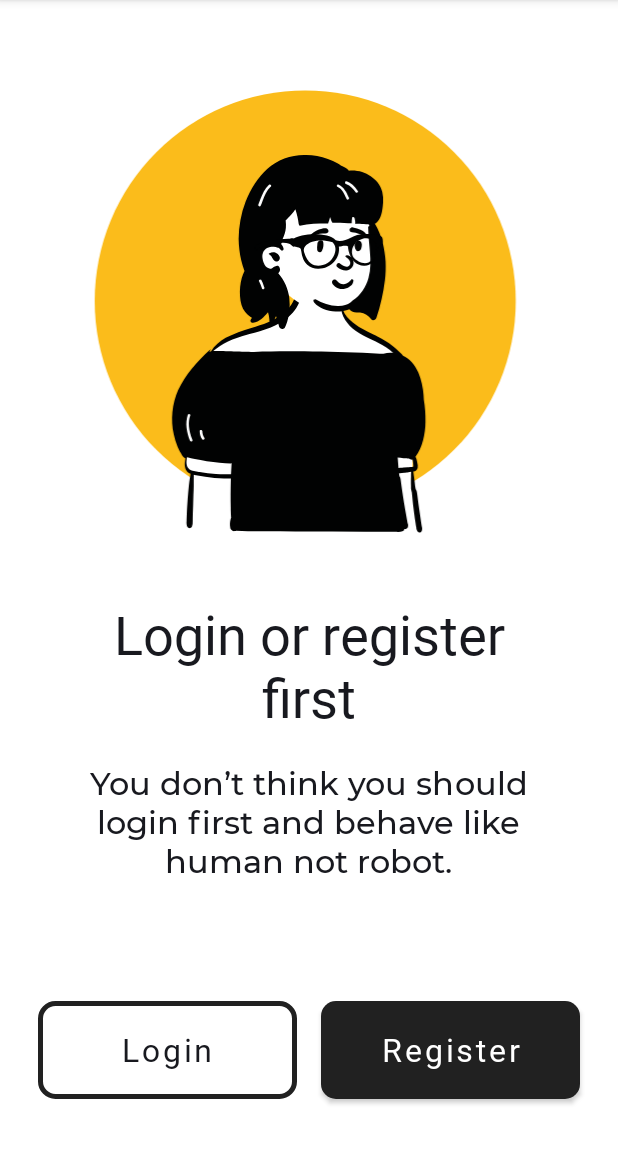
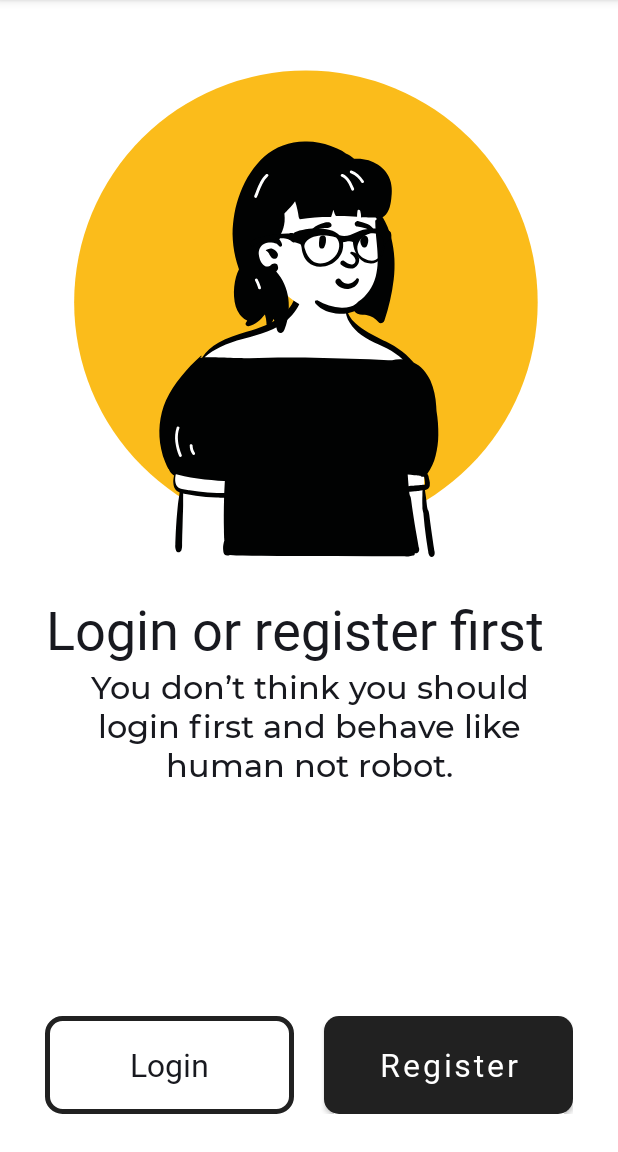
Before and after one commit to gpiechnik2/popita, an Android app: the screen it shows after launch (MainActivity), on a phone screen of 412 x 824 dp, the part 84-1236 px from its top. Run offline under Robolectric (Android 15) with nearby library versions, the phone set to English and light mode, and no system bars.

Commit message:
Refactorec ActivityMain

```diff
--- /dev/null
+++ b/PopitaApp/app/src/main/res/drawable/background_buttons.xml
@@ -0,0 +1,17 @@
+<?xml version="1.0" encoding="utf-8"?>
+<layer-list xmlns:android="http://schemas.android.com/apk/res/android">
+    <!-- Bottom 2dp Shadow -->
+    <item>
+        <shape android:shape="rectangle">
+            <solid android:color="@color/black" />
+            <corners android:radius="7dp" />
+        </shape>
+    </item>
+    <!-- Green Top color -->
+    <item android:left="1px">
+        <shape android:shape="rectangle">
+            <solid android:color="@color/black" />
+            <corners android:radius="7dp" />
+        </shape>
+    </item>
+</layer-list>
--- a/PopitaApp/app/src/main/res/drawable/button_background_white.xml
+++ b/PopitaApp/app/src/main/res/drawable/button_background_white.xml
@@ -1,6 +1,6 @@
 <?xml version="1.0" encoding="utf-8"?>
 <shape xmlns:android="http://schemas.android.com/apk/res/android"
-    android:shape="rectangle">
+    android:shape="rectangle" >
     <corners android:radius="10dp" />
     <solid android:color="@android:color/transparent" />
     <stroke
--- a/PopitaApp/app/src/main/res/layout/activity_main.xml
+++ b/PopitaApp/app/src/main/res/layout/activity_main.xml
@@ -1,94 +1,93 @@
 <?xml version="1.0" encoding="utf-8"?>
-<androidx.constraintlayout.widget.ConstraintLayout xmlns:android="http://schemas.android.com/apk/res/android"
+<RelativeLayout xmlns:android="http://schemas.android.com/apk/res/android"
     xmlns:app="http://schemas.android.com/apk/res-auto"
     xmlns:tools="http://schemas.android.com/tools"
     android:layout_width="match_parent"
     android:layout_height="match_parent"
-    tools:context=".MainActivity">
+    tools:context=".MainActivity"
+    android:paddingLeft="30dp"
+    android:paddingRight="30dp"
+    android:paddingBottom="25dp"
+    android:paddingTop="40dp"
 
+    >
 
     <ImageView
         android:id="@+id/imageView"
-        android:layout_width="304dp"
-        android:layout_height="304dp"
-        app:layout_constraintBottom_toBottomOf="parent"
-        app:layout_constraintEnd_toEndOf="parent"
-        app:layout_constraintHorizontal_bias="0.495"
-        app:layout_constraintStart_toStartOf="parent"
-        app:layout_constraintTop_toTopOf="parent"
-        app:layout_constraintVertical_bias="0.117"
+        android:layout_width="wrap_content"
+        android:layout_height="wrap_content"
+        android:layout_alignParentTop="true"
+        android:layout_centerHorizontal="true"
         app:srcCompat="@drawable/ic_login_or_register"
         />
 
+    <LinearLayout
+        android:id="@+id/firstLayout"
+        android:layout_width="match_parent"
+        android:layout_height="wrap_content"
+        android:layout_alignParentBottom="true"
+        android:orientation="horizontal"
+        android:weightSum="20"
+        >
+
+
         <Button
             android:id="@+id/login_btn"
-        android:layout_width="172.5dp"
+            style="@style/Widget.AppCompat.Button.Borderless"
+            android:layout_width="0dp"
             android:layout_height="65dp"
-        android:layout_marginStart="25dp"
-        android:layout_marginLeft="25dp"
-        android:layout_marginRight="20dp"
-        android:layout_marginBottom="35dp"
+            android:layout_marginRight="10dp"
+            android:layout_weight="10"
+
+
+            android:background="@drawable/button_background_white"
             android:fontFamily="@font/montserrat_extrabold"
-        android:background="@drawable/button_background_white"
             android:text="Login"
             android:textAllCaps="false"
             android:textColor="@color/black"
-        android:textSize="21dp"
-        app:layout_constraintBottom_toBottomOf="parent"
-        app:layout_constraintStart_toStartOf="parent"
-        />
+            android:textSize="21dp" />
 
         <Button
             android:id="@+id/register_btn"
-        android:layout_width="172.5dp"
+            android:layout_width="0dp"
             android:layout_height="65dp"
-        android:layout_marginEnd="25dp"
-        android:layout_marginRight="25dp"
-        android:layout_marginBottom="35dp"
-        android:layout_marginLeft="20dp"
+            android:layout_marginLeft="10dp"
+            android:layout_weight="10"
+
+            android:background="@drawable/button_background"
             android:fontFamily="@font/montserrat_extrabold"
-        android:background="@drawable/button_background"
             android:text="Register"
             android:textAllCaps="false"
             android:textColor="@color/white"
-        android:textSize="21dp"
-        app:layout_constraintBottom_toBottomOf="parent"
-        app:layout_constraintEnd_toEndOf="parent"
-        />
+            android:textSize="21dp" />
+
+    </LinearLayout>
 
     <TextView
         android:id="@+id/textView"
-        android:layout_width="304dp"
-        android:layout_height="105dp"
+        android:layout_width="wrap_content"
+        android:layout_height="wrap_content"
+        android:layout_below="@+id/imageView"
+
+        android:layout_marginTop="20dp"
         android:fontFamily="@font/montserrat_extrabold"
         android:text="Login or register first"
-        android:textAlignment="center"
-        android:gravity="center"
-
         android:textColor="@color/black"
         android:textSize="36dp"
-        app:layout_constraintBottom_toBottomOf="parent"
-        app:layout_constraintEnd_toEndOf="parent"
-        app:layout_constraintHorizontal_bias="0.497"
-        app:layout_constraintStart_toStartOf="parent"
-        app:layout_constraintTop_toBottomOf="@+id/imageView"
-        app:layout_constraintVertical_bias="0.107" />
+        android:gravity="center" />
 
     <TextView
         android:id="@+id/textView2"
-        android:layout_width="304dp"
-        android:layout_height="103dp"
+        android:layout_width="wrap_content"
+        android:layout_height="wrap_content"
+        android:layout_below="@+id/textView"
+        android:layout_marginLeft="10dp"
+        android:layout_marginRight="10dp"
+
         android:fontFamily="@font/montserrat_medium"
         android:text="You don’t think you should login first and behave like human not robot."
-        android:textAlignment="center"
-        android:gravity="center"
         android:textColor="@color/black"
         android:textSize="21dp"
-        app:layout_constraintBottom_toBottomOf="parent"
-        app:layout_constraintEnd_toEndOf="parent"
-        app:layout_constraintHorizontal_bias="0.495"
-        app:layout_constraintStart_toStartOf="parent"
-        app:layout_constraintTop_toBottomOf="@+id/textView"
-        app:layout_constraintVertical_bias="0.0" />
+        android:gravity="center" />
 
-</androidx.constraintlayout.widget.ConstraintLayout>
+</RelativeLayout>
--- a/PopitaApp/app/src/main/res/values-night/themes.xml
+++ b/PopitaApp/app/src/main/res/values-night/themes.xml
@@ -3,11 +3,5 @@
     <style name="Theme.PopitaApp" parent="Theme.MaterialComponents.DayNight.DarkActionBar">
         <!-- Primary brand color. -->
 
-        <!-- Status bar color. -->
-        <item name="android:statusBarColor" tools:targetApi="l">?attr/colorPrimaryVariant</item>
-        <!-- Customize your theme here. -->
-
-
-
     </style>
 </resources>
--- a/PopitaApp/app/src/main/res/values/themes.xml
+++ b/PopitaApp/app/src/main/res/values/themes.xml
@@ -1,13 +1,7 @@
 <resources xmlns:tools="http://schemas.android.com/tools">
     <!-- Base application theme. -->
     <style name="Theme.PopitaApp" parent="Theme.MaterialComponents.DayNight.DarkActionBar">
-        <!--  Font -->
 
-        <!-- Secondary brand color. -->
-
-        <!-- Status bar color. -->
-        <item name="android:statusBarColor" tools:targetApi="l">?attr/colorPrimaryVariant</item>
-        <!-- Customize your theme here. -->
     </style>
 
     <style name="Theme.AppCompat.NoActionBar.">
```
Also changed, not shown: 11 other files. Lines whose indentation alone changed are shown as unchanged.
